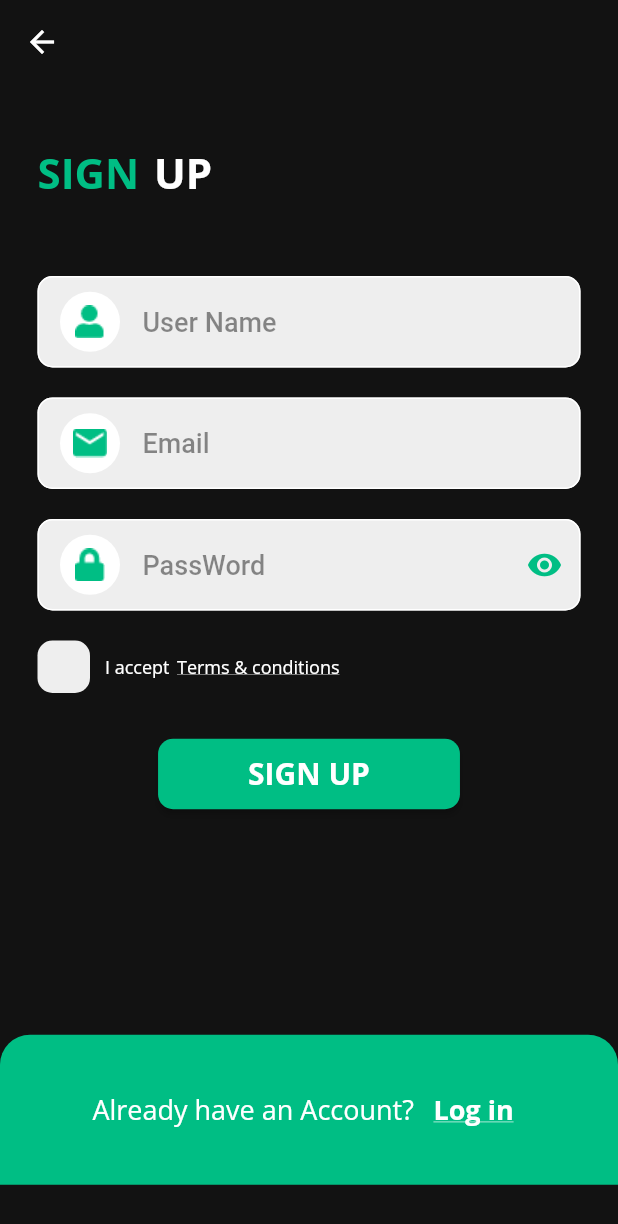
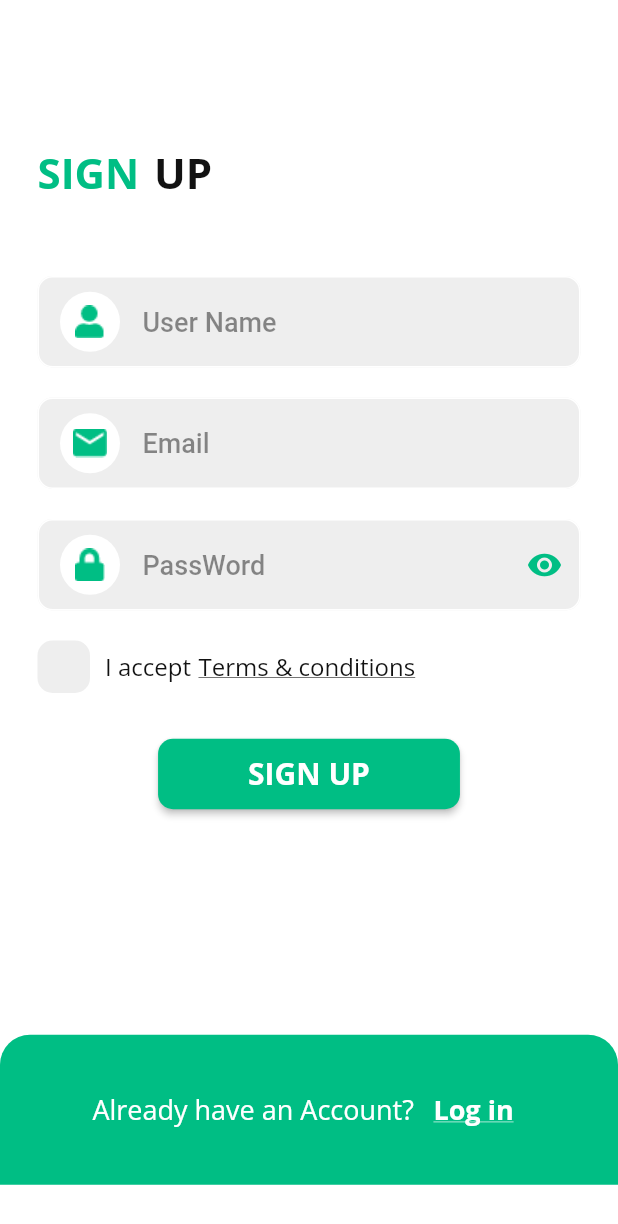
Before and after one commit to majdideveloper/flutter_ecommerce_getx, a Flutter app: the LoginScreen screen opened by its route, after a tap on "LOG IN", after a tap on "Sign Up", on a phone screen of 412 x 824 dp. Shown: the top 1224 px of the screen. Run offline on Flutter 3.47's test engine with Material 2 defaults, Android fonts, the phone set to English and light mode, and no system bars; our stand-ins replace firebase_auth, firebase_core, get, get_storage, google_fonts, google_sign_in; missing offline and left inert: flutter_facebook_auth; accounts and stored records are empty.

Commit message:
done dark modeand light mode with getxstoratge

```diff
--- a/lib/logic/controllers/theme_controller.dart
+++ b/lib/logic/controllers/theme_controller.dart
@@ -3,26 +3,21 @@ import 'package:get/get.dart';
 import 'package:get_storage/get_storage.dart';
 
 class ThemeController {
-  final GetStorage boxStorage = GetStorage();
-  String keyStorage = 'isDarkModes';
+  final _box = GetStorage();
+  final _key = 'isDarkModes';
 
-  saveThemeDataInBox(bool isDark) {
-    boxStorage.write(keyStorage, isDark);
-  }
+  /// Get isDarkMode info from local storage and return ThemeMode
+  ThemeMode get theme => _loadThemeFromBox() ? ThemeMode.dark : ThemeMode.light;
 
-  bool getThemeDataInBox() {
-    return boxStorage.read<bool>(keyStorage) ?? false;
-  }
+  /// Load isDArkMode from local storage and if it's empty, returns false (that means default theme is light)
+  bool _loadThemeFromBox() => _box.read(_key) ?? false;
 
-  ThemeMode get themeChange =>
-      getThemeDataInBox() ? ThemeMode.dark : ThemeMode.light;
+  /// Save isDarkMode to local storage
+  _saveThemeToBox(bool isDarkMode) => _box.write(_key, isDarkMode);
 
-  void changeTheme() {
-    Get.changeThemeMode(getThemeDataInBox() ? ThemeMode.dark : ThemeMode.light);
-    saveThemeDataInBox(getThemeDataInBox());
-
-    // Get.isDarkMode
-    //     ? Get.changeThemeMode(ThemeMode.light)
-    //     : Get.changeThemeMode(ThemeMode.dark);
+  /// Switch theme and save to local storage
+  switchTheme() {
+    Get.changeThemeMode(_loadThemeFromBox() ? ThemeMode.light : ThemeMode.dark);
+    _saveThemeToBox(!_loadThemeFromBox());
   }
 }
--- a/lib/main.dart
+++ b/lib/main.dart
@@ -24,10 +24,10 @@ class MyApp extends StatelessWidget {
     return GetMaterialApp(
       title: 'ecommere shop',
       debugShowCheckedModeBanner: false,
-      themeMode: ThemeController().themeChange,
+      themeMode: ThemeController().theme,
       theme: ThemesApp.light,
       darkTheme: ThemesApp.dark,
-      initialRoute: AppRoutes.mainScreen,
+      initialRoute: AppRoutes.welcome,
       getPages: AppRoutes.routes,
     );
   }
--- a/lib/views/screens/auth/login_screen.dart
+++ b/lib/views/screens/auth/login_screen.dart
@@ -22,9 +22,9 @@ class LoginScreen extends StatelessWidget {
     SizeConfig().init(context);
     return SafeArea(
         child: Scaffold(
-      backgroundColor: Get.isDarkMode ? Colors.white : darkGreyClr,
+      backgroundColor: Get.isDarkMode ? darkGreyClr : Colors.white,
       appBar: AppBar(
-        backgroundColor: Get.isDarkMode ? Colors.white : darkGreyClr,
+        backgroundColor: Get.isDarkMode ? darkGreyClr : Colors.white,
         elevation: 0.0,
       ),
       body: SingleChildScrollView(
@@ -57,7 +57,7 @@ class LoginScreen extends StatelessWidget {
                           TextUtils(
                             text: 'in'.toUpperCase(),
                             fontWeight: FontWeight.w700,
-                            color: Get.isDarkMode ? darkGreyClr : Colors.white,
+                            color: Get.isDarkMode ? Colors.white : darkGreyClr,
                             fontSize: 28.0,
                           ),
                         ],
@@ -121,7 +121,7 @@ class LoginScreen extends StatelessWidget {
                           child: TextUtils(
                             text: 'Forget Password ?',
                             fontSize: 16,
-                            color: Get.isDarkMode ? Colors.black : Colors.white,
+                            color: Get.isDarkMode ? Colors.white : Colors.black,
                           ),
                         ),
                       ),
@@ -139,7 +139,7 @@ class LoginScreen extends StatelessWidget {
                               TextUtils(
                                 text: 'Remember me',
                                 color:
-                                    Get.isDarkMode ? darkGreyClr : Colors.white,
+                                    Get.isDarkMode ? Colors.white : darkGreyClr,
                                 fontSize: 18.0,
                                 fontWeight: FontWeight.normal,
                               ),
--- a/lib/views/screens/auth/signup_screen.dart
+++ b/lib/views/screens/auth/signup_screen.dart
@@ -25,9 +25,9 @@ class SignUpScreen extends StatelessWidget {
     SizeConfig().init(context);
     return SafeArea(
       child: Scaffold(
-        backgroundColor: Get.isDarkMode ? Colors.white : darkGreyClr,
+        backgroundColor: Get.isDarkMode ? darkGreyClr : Colors.white,
         appBar: AppBar(
-          backgroundColor: Get.isDarkMode ? Colors.white : darkGreyClr,
+          backgroundColor: Get.isDarkMode ? darkGreyClr : Colors.white,
           elevation: 0.0,
         ),
         body: SingleChildScrollView(
@@ -61,7 +61,7 @@ class SignUpScreen extends StatelessWidget {
                               text: 'up'.toUpperCase(),
                               fontWeight: FontWeight.w700,
                               color:
-                                  Get.isDarkMode ? darkGreyClr : Colors.white,
+                                  Get.isDarkMode ? Colors.white : darkGreyClr,
                               fontSize: 28.0,
                             ),
                           ],
@@ -143,23 +143,25 @@ class SignUpScreen extends StatelessWidget {
                                 TextUtils(
                                   text: 'I accept',
                                   color: Get.isDarkMode
-                                      ? darkGreyClr
-                                      : Colors.white,
-                                  fontSize: 12.0,
+                                      ? Colors.white
+                                      : darkGreyClr,
+                                  fontSize: 16.0,
                                   fontWeight: FontWeight.normal,
                                 ),
                                 const SizedBox(
                                   width: 5.0,
                                 ),
                                 SizedBox(
-                                  child: TextUtils(
-                                    text: 'Terms & conditions',
-                                    color: Get.isDarkMode
-                                        ? darkGreyClr
-                                        : Colors.white,
-                                    fontSize: 12.0,
-                                    fontWeight: FontWeight.normal,
-                                    underline: TextDecoration.underline,
+                                  child: FittedBox(
+                                    child: TextUtils(
+                                      text: 'Terms & conditions',
+                                      color: Get.isDarkMode
+                                          ? Colors.white
+                                          : darkGreyClr,
+                                      fontSize: 16.0,
+                                      fontWeight: FontWeight.normal,
+                                      underline: TextDecoration.underline,
+                                    ),
                                   ),
                                 ),
                               ],
--- a/lib/views/screens/settings_screen.dart
+++ b/lib/views/screens/settings_screen.dart
@@ -19,9 +19,7 @@ class SettingScreen extends StatelessWidget {
               color: Get.isDarkMode ? Colors.white : Colors.black,
             ),
           ),
-          onPressed: () {
-            ThemeController().changeTheme();
-          },
+          onPressed: ThemeController().switchTheme,
         ),
       ),
     );
```
Also changed, not shown: pubspec.lock, 1 other file.
